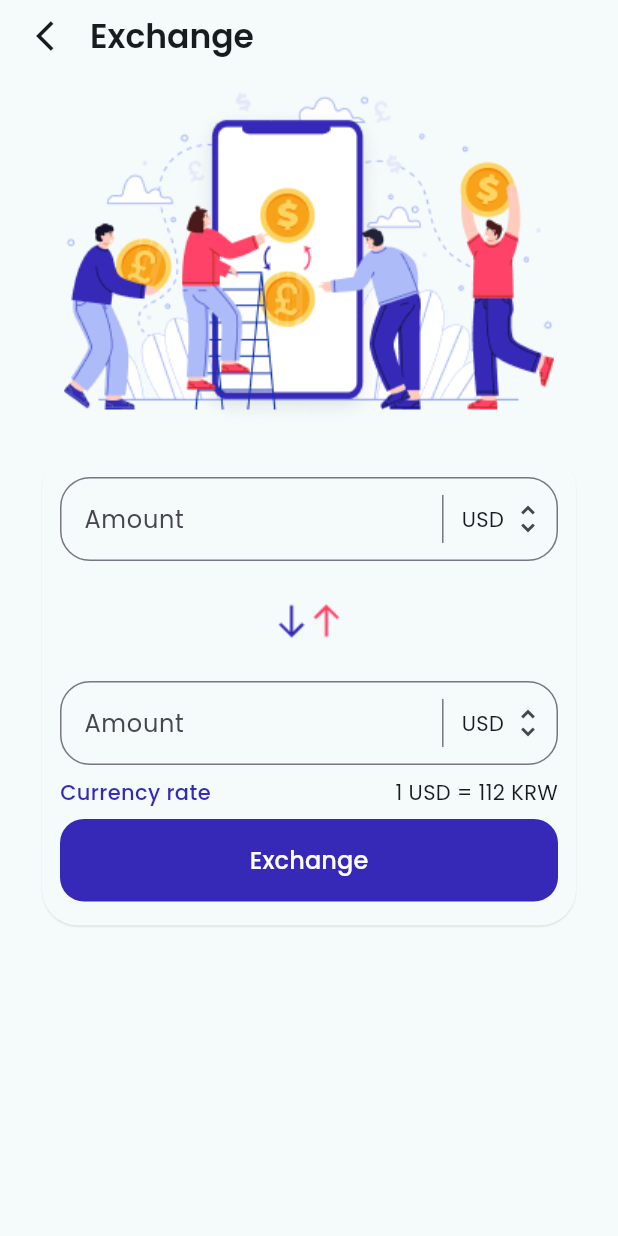
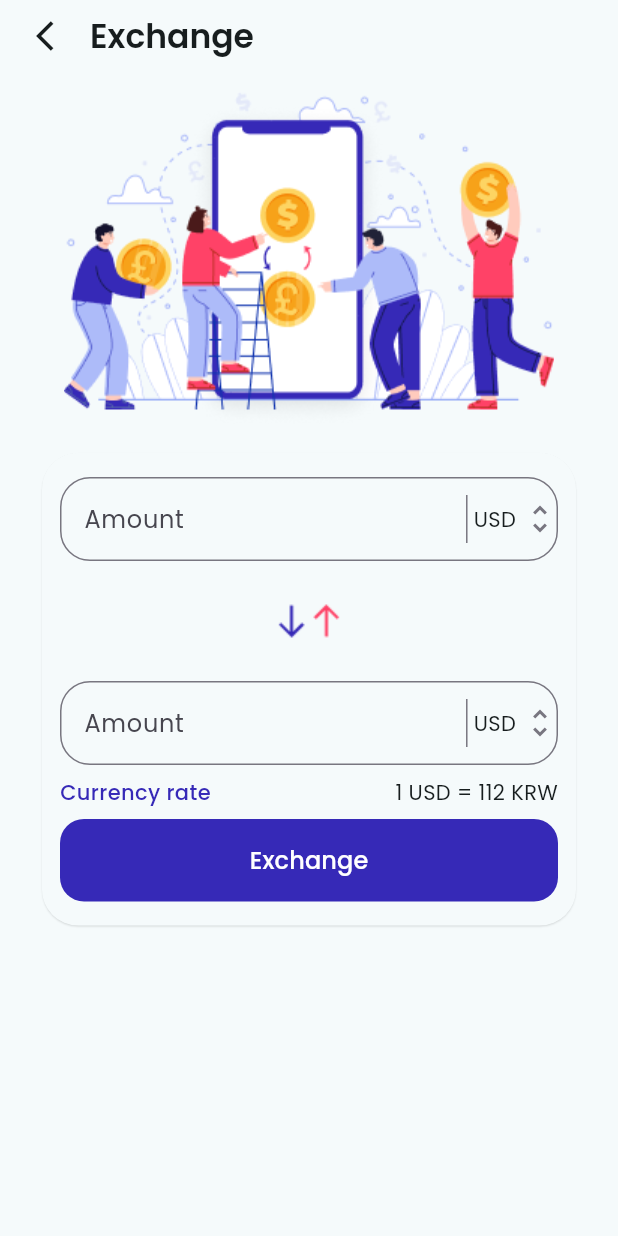
Before and after one commit to AAndoniriana/ibank_flutter, a Flutter app: the ExchangeScreen screen opened directly, on a phone screen of 412 x 824 dp. Run offline on Flutter 3.47's test engine with Material 3 defaults, Android fonts, the phone set to English and light mode, and no system bars; our stand-ins replace flutter_bloc, flutter_svg, google_fonts, google_maps_flutter.

Commit message:
Introduce currency model, implement currency picker

```diff
--- a/lib/search/exchange/exchange_screen.dart
+++ b/lib/search/exchange/exchange_screen.dart
@@ -2,32 +2,10 @@ import 'package:flutter/material.dart';
 import 'package:ibank/core/ui/components/basic_scaffold.dart';
 import 'package:ibank/core/ui/design_system/ibank_button.dart';
 import 'package:ibank/core/ui/design_system/ibank_input.dart';
+import 'package:ibank/search/exchange/models/currency.dart';
 
 class ExchangeScreen extends StatelessWidget {
   const ExchangeScreen({super.key});
-
-  final List<String> _currencies = const [
-    'USD',
-    'EUR',
-    'JPY',
-    'GBP',
-    'AUD',
-    'CAD',
-    'CHF',
-    'CNY',
-    'SEK',
-    'NZD',
-    'MXN',
-    'SGD',
-    'HKD',
-    'NOK',
-    'KRW',
-    'TRY',
-    'RUB',
-    'INR',
-    'BRL',
-    'ZAR',
-  ];
 
   @override
   Widget build(BuildContext context) {
@@ -61,7 +39,7 @@ class ExchangeScreen extends StatelessWidget {
                     spacing: 8.0,
                     children: [
                       _CurrencyInput(
-                        currencies: _currencies,
+                        currencies: currencies,
                         onChanged: (value, currency) {},
                       ),
                       Padding(
@@ -69,7 +47,7 @@ class ExchangeScreen extends StatelessWidget {
                         child: Image.asset('assets/images/arrow.png'),
                       ),
                       _CurrencyInput(
-                        currencies: _currencies,
+                        currencies: currencies,
                         onChanged: (value, currency) {},
                       ),
                       Row(
@@ -101,15 +79,16 @@ class ExchangeScreen extends StatelessWidget {
 class _CurrencyInput extends StatefulWidget {
   const _CurrencyInput({required this.currencies, this.onChanged});
 
-  final List<String> currencies;
-  final void Function(String value, String currency)? onChanged;
+  final List<Currency> currencies;
+  final void Function(String value, Currency currency)? onChanged;
 
   @override
   State<_CurrencyInput> createState() => _CurrencyInputState();
 }
 
 class _CurrencyInputState extends State<_CurrencyInput> {
-  late String _selectedItem = widget.currencies.first;
+  late Currency _selectedItem = widget.currencies.first;
+  int _selectedIndex = 0;
 
   @override
   Widget build(BuildContext context) {
@@ -127,28 +106,30 @@ class _CurrencyInputState extends State<_CurrencyInput> {
           spacing: 4.0,
           children: [
             Container(color: colorScheme.outline, height: 32.0, width: 1.0),
-            PopupMenuButton(
-              icon: Row(
+            GestureDetector(
+              onTap: () {
+                showDialog(
+                  context: context,
+                  builder: (context) => _CurrencyPicker(
+                    selectedIndex: _selectedIndex,
+                    currencies: widget.currencies,
+                    onSelected: (selectedIndex) {
+                      setState(() {
+                        _selectedIndex = selectedIndex;
+                        _selectedItem = widget.currencies[selectedIndex];
+                      });
+                    },
+                  ),
+                );
+              },
+              child: Row(
                 mainAxisSize: MainAxisSize.min,
                 spacing: 4.0,
                 children: [
-                  Text(_selectedItem, style: textTheme.bodyMedium),
-                  Icon(Icons.unfold_more),
+                  Text(_selectedItem.code, style: textTheme.bodyMedium),
+                  Icon(Icons.unfold_more, color: colorScheme.outline),
                 ],
               ),
-              onSelected: (item) {
-                setState(() {
-                  _selectedItem = item;
-                });
-              },
-              itemBuilder: (context) {
-                return widget.currencies
-                    .map(
-                      (currency) =>
-                          PopupMenuItem(value: currency, child: Text(currency)),
-                    )
-                    .toList();
-              },
             ),
           ],
         ),
@@ -156,3 +137,99 @@ class _CurrencyInputState extends State<_CurrencyInput> {
     );
   }
 }
+
+class _CurrencyPicker extends StatefulWidget {
+  const _CurrencyPicker({
+    required this.currencies,
+    required this.onSelected,
+    this.selectedIndex = 0,
+  });
+
+  final List<Currency> currencies;
+  final void Function(int) onSelected;
+  final int selectedIndex;
+
+  @override
+  State<_CurrencyPicker> createState() => _CurrencyPickerState();
+}
+
+class _CurrencyPickerState extends State<_CurrencyPicker> {
+  @override
+  Widget build(BuildContext context) {
+    var colorScheme = Theme.of(context).colorScheme;
+    var textTheme = Theme.of(context).textTheme;
+
+    return Dialog(
+      backgroundColor: colorScheme.surface,
+      shape: RoundedRectangleBorder(borderRadius: BorderRadius.circular(24.0)),
+      child: Padding(
+        padding: const EdgeInsets.symmetric(horizontal: 16.0, vertical: 12.0),
+        child: Stack(
+          children: [
+            Align(
+              alignment: Alignment.topRight,
+              child: GestureDetector(
+                onTap: () => Navigator.pop(context),
+                child: Icon(Icons.close, color: colorScheme.outline),
+              ),
+            ),
+            Align(
+              alignment: Alignment.topCenter,
+              child: Column(
+                spacing: 24.0,
+                children: [
+                  Text(
+                    'Select currency',
+                    style: textTheme.titleLarge?.copyWith(
+                      fontWeight: FontWeight.w600,
+                    ),
+                  ),
+                  Expanded(
+                    child: ListView.separated(
+                      itemCount: widget.currencies.length,
+                      separatorBuilder: (context, index) =>
+                          const SizedBox(height: 12.0),
+                      itemBuilder: (context, index) {
+                        return GestureDetector(
+                          onTap: () {
+                            widget.onSelected(index);
+                            Navigator.pop(context);
+                          },
+                          child: Row(
+                            spacing: 8.0,
+                            children: [
+                              Text(
+                                widget.currencies[index].code,
+                                style: textTheme.bodyLarge?.copyWith(
+                                  color: index == widget.selectedIndex
+                                      ? colorScheme.primary
+                                      : colorScheme.outline,
+                                ),
+                              ),
+                              Text(
+                                '(${widget.currencies[index].label})',
+                                style: textTheme.bodyLarge?.copyWith(
+                                  fontWeight: FontWeight.bold,
+                                  color: index == widget.selectedIndex
+                                      ? colorScheme.primary
+                                      : colorScheme.outline,
+                                ),
+                              ),
+                              const Spacer(),
+                              if (index == widget.selectedIndex)
+                                Icon(Icons.check, color: colorScheme.primary),
+                            ],
+                          ),
+                        );
+                      },
+                    ),
+                  ),
+                ],
+              ),
+            ),
+          ],
+        ),
+      ),
+    );
+  }
+}
--- /dev/null
+++ b/lib/search/exchange/models/currency.dart
@@ -0,0 +1,29 @@
+class Currency {
+  const Currency({required this.code, required this.label});
+
+  final String code;
+  final String label;
+}
+
+final List<Currency> currencies = const [
+  Currency(code: 'USD', label: 'United States Dollar'),
+  Currency(code: 'EUR', label: 'Euro'),
+  Currency(code: 'JPY', label: 'Japanese Yen'),
+  Currency(code: 'GBP', label: 'British Pound Sterling'),
+  Currency(code: 'AUD', label: 'Australian Dollar'),
+  Currency(code: 'CAD', label: 'Canadian Dollar'),
+  Currency(code: 'CHF', label: 'Swiss Franc'),
+  Currency(code: 'CNY', label: 'Chinese Yuan'),
+  Currency(code: 'SEK', label: 'Swedish Krona'),
+  Currency(code: 'NZD', label: 'New Zealand Dollar'),
+  Currency(code: 'MXN', label: 'Mexican Peso'),
+  Currency(code: 'SGD', label: 'Singapore Dollar'),
+  Currency(code: 'HKD', label: 'Hong Kong Dollar'),
+  Currency(code: 'NOK', label: 'Norwegian Krone'),
+  Currency(code: 'KRW', label: 'South Korean Won'),
+  Currency(code: 'TRY', label: 'Turkish Lira'),
+  Currency(code: 'RUB', label: 'Russian Ruble'),
+  Currency(code: 'INR', label: 'Indian Rupee'),
+  Currency(code: 'BRL', label: 'Brazilian Real'),
+  Currency(code: 'ZAR', label: 'South African Rand'),
+];
```
